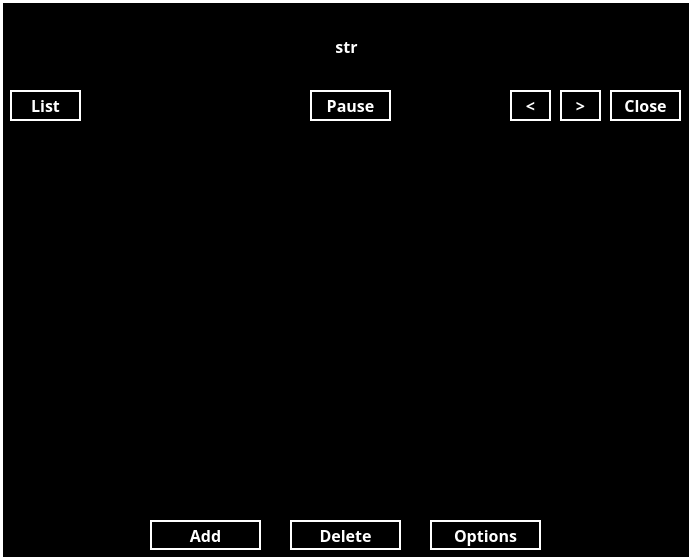
The window that mainwindow.ui (alvin5716/Words_Reviewer) describes before a commit, drawn with Qt 5.
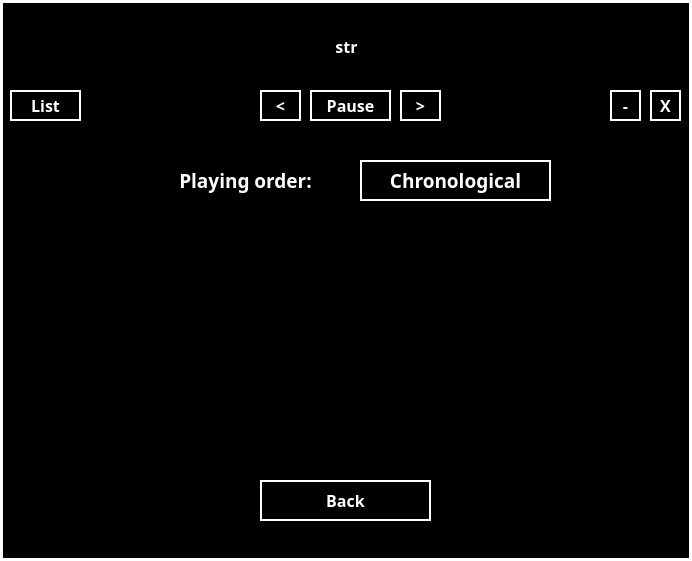
The same window after the commit. Custom widgets are drawn as their Qt base class.

Diff of the .ui file:
```diff
--- a/mainwindow.ui
+++ b/mainwindow.ui
@@ -7,13 +7,13 @@
     <x>0</x>
     <y>0</y>
     <width>692</width>
-    <height>560</height>
+    <height>561</height>
    </rect>
   </property>
   <property name="minimumSize">
    <size>
-    <width>692</width>
-    <height>131</height>
+    <width>0</width>
+    <height>0</height>
    </size>
   </property>
   <property name="maximumSize">
@@ -100,9 +100,9 @@
    <widget class="QPushButton" name="closeButton">
     <property name="geometry">
      <rect>
-      <x>610</x>
+      <x>650</x>
       <y>90</y>
-      <width>71</width>
+      <width>31</width>
       <height>31</height>
      </rect>
     </property>
@@ -115,13 +115,13 @@
      </font>
     </property>
     <property name="text">
-     <string>Close</string>
+     <string>X</string>
     </property>
    </widget>
    <widget class="QPushButton" name="nextButton">
     <property name="geometry">
      <rect>
-      <x>560</x>
+      <x>400</x>
       <y>90</y>
       <width>41</width>
       <height>31</height>
@@ -142,7 +142,7 @@
    <widget class="QPushButton" name="lastButton">
     <property name="geometry">
      <rect>
-      <x>510</x>
+      <x>260</x>
       <y>90</y>
       <width>41</width>
       <height>31</height>
@@ -191,7 +191,7 @@
      </rect>
     </property>
     <property name="currentIndex">
-     <number>0</number>
+     <number>2</number>
     </property>
     <widget class="QWidget" name="wordListPage">
      <widget class="QListWidget" name="wordList">
@@ -453,6 +453,95 @@
       </property>
      </widget>
     </widget>
+    <widget class="QWidget" name="optionPage">
+     <widget class="QPushButton" name="playingOrderButton">
+      <property name="geometry">
+       <rect>
+        <x>350</x>
+        <y>30</y>
+        <width>191</width>
+        <height>41</height>
+       </rect>
+      </property>
+      <property name="font">
+       <font>
+        <family>微軟正黑體</family>
+        <pointsize>14</pointsize>
+        <weight>75</weight>
+        <bold>true</bold>
+       </font>
+      </property>
+      <property name="text">
+       <string>Chronological</string>
+      </property>
+     </widget>
+     <widget class="QLabel" name="label_7">
+      <property name="geometry">
+       <rect>
+        <x>130</x>
+        <y>30</y>
+        <width>211</width>
+        <height>41</height>
+       </rect>
+      </property>
+      <property name="font">
+       <font>
+        <family>微軟正黑體</family>
+        <pointsize>14</pointsize>
+        <weight>75</weight>
+        <bold>true</bold>
+       </font>
+      </property>
+      <property name="text">
+       <string>Playing order:</string>
+      </property>
+      <property name="alignment">
+       <set>Qt::AlignCenter</set>
+      </property>
+     </widget>
+     <widget class="QPushButton" name="backOptionButton">
+      <property name="geometry">
+       <rect>
+        <x>250</x>
+        <y>350</y>
+        <width>171</width>
+        <height>41</height>
+       </rect>
+      </property>
+      <property name="font">
+       <font>
+        <family>微軟正黑體</family>
+        <pointsize>12</pointsize>
+        <weight>75</weight>
+        <bold>true</bold>
+       </font>
+      </property>
+      <property name="text">
+       <string>Back</string>
+      </property>
+     </widget>
+    </widget>
+   </widget>
+   <widget class="QPushButton" name="minimizeButton">
+    <property name="geometry">
+     <rect>
+      <x>610</x>
+      <y>90</y>
+      <width>31</width>
+      <height>31</height>
+     </rect>
+    </property>
+    <property name="font">
+     <font>
+      <family>微軟正黑體</family>
+      <pointsize>12</pointsize>
+      <weight>75</weight>
+      <bold>true</bold>
+     </font>
+    </property>
+    <property name="text">
+     <string>-</string>
+    </property>
    </widget>
   </widget>
  </widget>
```
